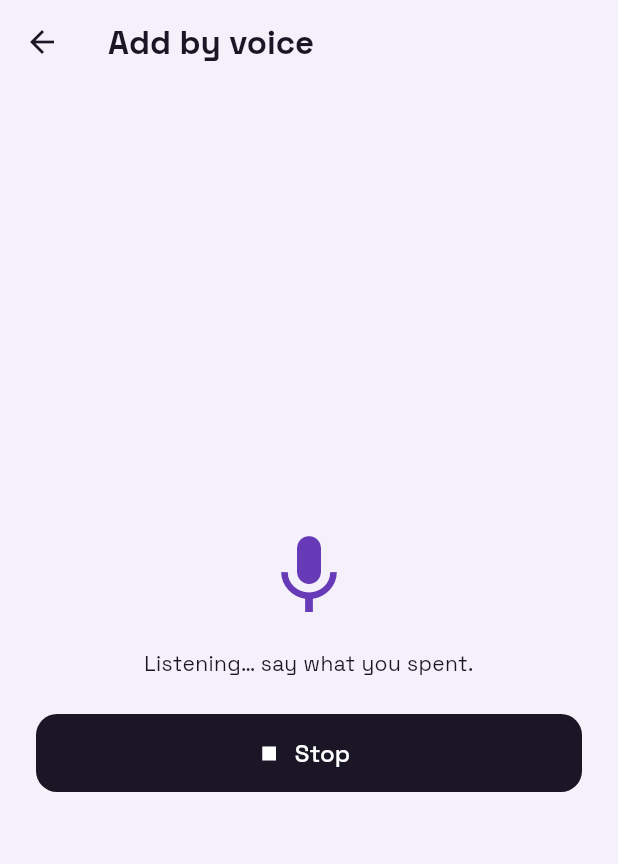
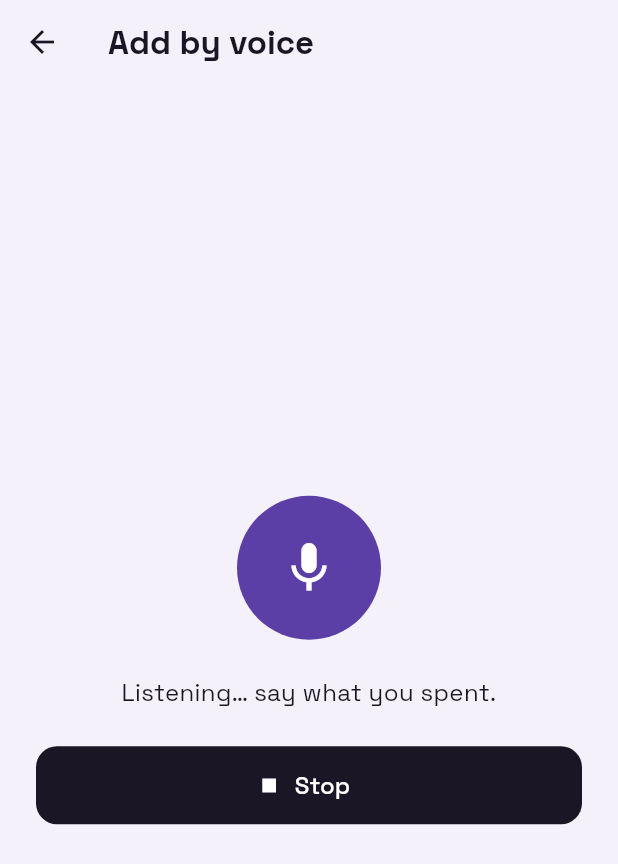
Before and after one commit to ByteKilns/adelaide, a Flutter app: the VoiceCaptureScreen screen opened directly, on a phone screen of 412 x 824 dp. Shown: the top 864 px of the screen. Run offline on Flutter 3.47's test engine with Material 3 defaults, Android fonts, the phone set to English and light mode, and no system bars; our stand-ins replace flutter_riverpod, flutter_secure_storage, shared_preferences, speech_to_text; accounts and stored records are empty.

Commit message:
feat(mobile): redesign voice capture screen with new visual style

```diff
--- a/mobile/lib/screens/voice_capture_screen.dart
+++ b/mobile/lib/screens/voice_capture_screen.dart
@@ -7,6 +7,7 @@ import '../models/expense_draft.dart';
 import '../providers/api_client_provider.dart';
 import '../providers/categories_provider.dart';
 import '../services/api_client.dart';
+import '../theme/app_theme.dart';
 
 enum _VoiceStage { listening, parsing, notUnderstood }
 
@@ -134,9 +135,11 @@ class _VoiceCaptureScreenState extends ConsumerState<VoiceCaptureScreen> {
   Widget build(BuildContext context) {
     return Scaffold(
       appBar: AppBar(title: const Text('Add by voice')),
-      body: Padding(
-        padding: const EdgeInsets.all(24),
-        child: Center(child: _buildBody()),
+      body: SafeArea(
+        child: Padding(
+          padding: const EdgeInsets.all(24),
+          child: Center(child: _buildBody()),
+        ),
       ),
     );
   }
@@ -147,11 +150,17 @@ class _VoiceCaptureScreenState extends ConsumerState<VoiceCaptureScreen> {
         return Column(
           mainAxisSize: MainAxisSize.min,
           children: [
-            const Icon(Icons.mic, size: 64, color: Colors.deepPurple),
-            const SizedBox(height: 16),
+            Container(
+              width: 96,
+              height: 96,
+              decoration: const BoxDecoration(color: AppColors.primary, shape: BoxShape.circle),
+              child: const Icon(Icons.mic, size: 40, color: Colors.white),
+            ),
+            const SizedBox(height: 24),
             Text(
               _transcript.isEmpty ? 'Listening… say what you spent.' : _transcript,
               textAlign: TextAlign.center,
+              style: const TextStyle(fontFamily: 'SpaceGrotesk', fontSize: 16, color: AppColors.textPrimary),
             ),
             const SizedBox(height: 24),
             FilledButton.icon(
@@ -165,16 +174,20 @@ class _VoiceCaptureScreenState extends ConsumerState<VoiceCaptureScreen> {
         return const Column(
           mainAxisSize: MainAxisSize.min,
           children: [
-            CircularProgressIndicator(),
+            CircularProgressIndicator(color: AppColors.primary),
             SizedBox(height: 16),
-            Text('Understanding…'),
+            Text('Understanding…', style: TextStyle(fontFamily: 'SpaceGrotesk', color: AppColors.textPrimary)),
           ],
         );
       case _VoiceStage.notUnderstood:
         return Column(
           mainAxisSize: MainAxisSize.min,
           children: [
-            Text(_notUnderstoodMessage ?? 'Not understood.', textAlign: TextAlign.center),
+            Text(
+              _notUnderstoodMessage ?? 'Not understood.',
+              textAlign: TextAlign.center,
+              style: const TextStyle(fontFamily: 'SpaceGrotesk', color: AppColors.textPrimary),
+            ),
             const SizedBox(height: 24),
             Wrap(
               spacing: 8,
```
